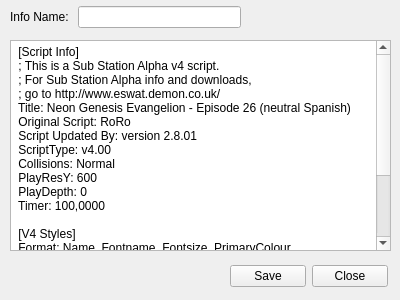
The window that src/ui/transub_custom_info.ui (Gatorix/Final-Project) describes before a commit, drawn with Qt 5.
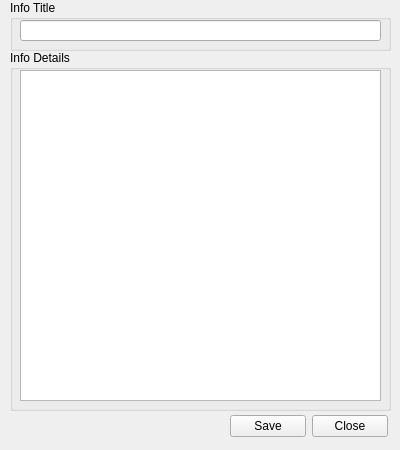
The same window after the commit.

Commit message: finish custom info function

What changed in the file:
```diff
--- a/src/ui/transub_custom_info.ui
+++ b/src/ui/transub_custom_info.ui
@@ -7,46 +7,17 @@
     <x>0</x>
     <y>0</y>
     <width>400</width>
-    <height>300</height>
+    <height>450</height>
    </rect>
   </property>
   <property name="windowTitle">
    <string>Form</string>
   </property>
-  <widget class="QPlainTextEdit" name="plainTextEdit">
-   <property name="geometry">
-    <rect>
-     <x>10</x>
-     <y>40</y>
-     <width>381</width>
-     <height>211</height>
-    </rect>
-   </property>
-   <property name="plainText">
-    <string> [Script Info]
- ; This is a Sub Station Alpha v4 script.
- ; For Sub Station Alpha info and downloads,
- ; go to http://www.eswat.demon.co.uk/
- Title: Neon Genesis Evangelion - Episode 26 (neutral Spanish)
- Original Script: RoRo
- Script Updated By: version 2.8.01
- ScriptType: v4.00
- Collisions: Normal
- PlayResY: 600
- PlayDepth: 0
- Timer: 100,0000
-  
- [V4 Styles]
- Format: Name, Fontname, Fontsize, PrimaryColour, SecondaryColour, TertiaryColour, BackColour, Bold, Italic, BorderStyle, Outline, Shadow, 
-    Alignment, MarginL, MarginR, MarginV, AlphaLevel, Encoding
- Style: DefaultVCD, Arial,28,11861244,11861244,11861244,-2147483640,-1,0,1,1,2,2,30,30,30,0,0</string>
-   </property>
-  </widget>
   <widget class="QWidget" name="layoutWidget">
    <property name="geometry">
     <rect>
      <x>230</x>
-     <y>260</y>
+     <y>410</y>
      <width>158</width>
      <height>32</height>
     </rect>
@@ -68,27 +39,54 @@
     </item>
    </layout>
   </widget>
-  <widget class="QWidget" name="">
+  <widget class="QGroupBox" name="groupBox">
    <property name="geometry">
     <rect>
      <x>10</x>
-     <y>2</y>
-     <width>231</width>
-     <height>31</height>
+     <y>50</y>
+     <width>381</width>
+     <height>361</height>
     </rect>
    </property>
-   <layout class="QGridLayout" name="gridLayout_2">
-    <item row="0" column="0">
-     <widget class="QLabel" name="label">
-      <property name="text">
-       <string>Info Name: </string>
-      </property>
-     </widget>
-    </item>
-    <item row="0" column="1">
-     <widget class="QLineEdit" name="lineEdit"/>
-    </item>
-   </layout>
+   <property name="title">
+    <string>Info Details</string>
+   </property>
+   <widget class="QPlainTextEdit" name="plain_text_edit">
+    <property name="geometry">
+     <rect>
+      <x>10</x>
+      <y>20</y>
+      <width>361</width>
+      <height>331</height>
+     </rect>
+    </property>
+    <property name="plainText">
+     <string/>
+    </property>
+   </widget>
+  </widget>
+  <widget class="QGroupBox" name="groupBox_2">
+   <property name="geometry">
+    <rect>
+     <x>10</x>
+     <y>0</y>
+     <width>381</width>
+     <height>51</height>
+    </rect>
+   </property>
+   <property name="title">
+    <string>Info Title</string>
+   </property>
+   <widget class="QLineEdit" name="line_edit_info_name">
+    <property name="geometry">
+     <rect>
+      <x>10</x>
+      <y>20</y>
+      <width>361</width>
+      <height>21</height>
+     </rect>
+    </property>
+   </widget>
   </widget>
  </widget>
  <resources/>
```
Left out of the diff: 8 changed lines with no effect on the pictures. The commit also changes 9 other files.
